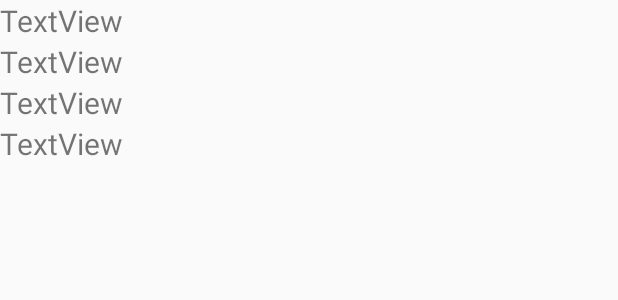
After one commit to GeekBrainsAndroid/Android2019_2, an Android app: the layout student_card_dialog.xml on its own in the app's theme, with its tools: preview values and no code run, on a phone screen of 412 x 824 dp. The commit adds this screen. Shown: the top 300 px of the screen. Run offline under Robolectric (Android 15) with nearby library versions, the phone set to English and light mode, and no system bars.

Commit message:
Room: Демонстрация связанной таблицы через диалоговое окно

```diff
--- a/Lesson-5/Room/app/src/main/java/ru/geekbrains/room/dao/EducationDao.java
+++ b/Lesson-5/Room/app/src/main/java/ru/geekbrains/room/dao/EducationDao.java
@@ -25,7 +25,7 @@ public interface EducationDao {
     // onConflict - что делать, если такая запись уже есть
     // В данном случае просто заменим ее
     @Insert(onConflict = OnConflictStrategy.REPLACE)
-    void insertStudent(Student student);
+    long insertStudent(Student student);
 
     // Метод для замены данных студента
     @Update
@@ -70,5 +70,5 @@ public interface EducationDao {
     StudentEmail getOneStudentEmails(long id);
 
     @Insert
-    void insertEmail(Email email);
+    long insertEmail(Email email);
 }
--- a/Lesson-5/Room/app/src/main/java/ru/geekbrains/room/model/Email.java
+++ b/Lesson-5/Room/app/src/main/java/ru/geekbrains/room/model/Email.java
@@ -10,7 +10,7 @@ import static androidx.room.ForeignKey.CASCADE;
 // Таблица со списком электронных почт студента
 // связана по полям id со стороны таблицы student и
 // student_id со стороны таблицы email (внешний ключ)
-// При удалении студента, и все почтовые адреса тоде удаляются (CASCADE)
+// При удалении студента, и все почтовые адреса тоже удаляются (CASCADE)
 @Entity(foreignKeys = @ForeignKey(entity = Student.class,
         parentColumns = "id",
         childColumns = "student_id", onDelete = CASCADE))
--- a/Lesson-5/Room/app/src/main/java/ru/geekbrains/room/model/StudentEmail.java
+++ b/Lesson-5/Room/app/src/main/java/ru/geekbrains/room/model/StudentEmail.java
@@ -3,12 +3,13 @@ package ru.geekbrains.room.model;
 import androidx.room.Embedded;
 import androidx.room.Relation;
 
+import java.io.Serializable;
 import java.util.List;
 
 // Результат запроса через Relation
 // первый запрос по студентам,
 // далее запросы по каждому студенту для получения Email
-public class StudentEmail {
+public class StudentEmail implements Serializable {
 
     @Embedded
     public Student student;
--- /dev/null
+++ b/Lesson-5/Room/app/src/main/res/layout/student_card_dialog.xml
@@ -0,0 +1,38 @@
+<?xml version="1.0" encoding="utf-8"?>
+<LinearLayout xmlns:android="http://schemas.android.com/apk/res/android"
+    android:orientation="vertical" android:layout_width="match_parent"
+    android:layout_height="match_parent">
+
+    <TextView
+        android:id="@+id/textStudentFirstName"
+        android:layout_width="match_parent"
+        android:layout_height="wrap_content"
+        android:text="TextView"
+        android:textSize="20sp" />
+
+    <TextView
+        android:id="@+id/textStudentLastName"
+        android:layout_width="match_parent"
+        android:layout_height="wrap_content"
+        android:text="TextView"
+        android:textSize="20sp" />
+
+    <TextView
+        android:id="@+id/textStudentBirthday"
+        android:layout_width="match_parent"
+        android:layout_height="wrap_content"
+        android:text="TextView"
+        android:textSize="20sp" />
+
+    <TextView
+        android:id="@+id/textStudentCity"
+        android:layout_width="match_parent"
+        android:layout_height="wrap_content"
+        android:text="TextView"
+        android:textSize="20sp" />
+
+    <androidx.recyclerview.widget.RecyclerView
+        android:id="@+id/studentRecycler"
+        android:layout_width="match_parent"
+        android:layout_height="match_parent" />
+</LinearLayout>
--- a/Lesson-5/Room/app/src/main/res/menu/context_menu.xml
+++ b/Lesson-5/Room/app/src/main/res/menu/context_menu.xml
@@ -1,6 +1,7 @@
 <?xml version="1.0" encoding="utf-8"?>
 <menu xmlns:android="http://schemas.android.com/apk/res/android">
 
+    <item android:title="@string/view" android:id="@+id/view_context" />
     <item android:title="@string/add" android:id="@+id/add_context" />
     <item android:title="@string/update" android:id="@+id/update_context"/>
     <item android:title="@string/remove" android:id="@+id/remove_context"/>
--- a/Lesson-5/Room/app/src/main/res/values/strings.xml
+++ b/Lesson-5/Room/app/src/main/res/values/strings.xml
@@ -5,4 +5,5 @@
     <string name="delete">Delete</string>
     <string name="update">Update</string>
     <string name="remove">Remove</string>
+    <string name="view">View</string>
 </resources>
```
Also changed, not shown: Lesson-5/Room/app/src/main/java/ru/geekbrains/room/EducationSource.java (+15 -1 lines), Lesson-5/Room/app/src/main/java/ru/geekbrains/room/EmailRecyclerAdapter.java (added, +48 -0 lines), Lesson-5/Room/app/src/main/java/ru/geekbrains/room/MainActivity.java (+13 -6 lines), Lesson-5/Room/app/src/main/java/ru/geekbrains/room/RandomStudent.java (+11 -0 lines), Lesson-5/Room/app/src/main/java/ru/geekbrains/room/StudentCardDialogFragment.java (added, +67 -0 lines).
